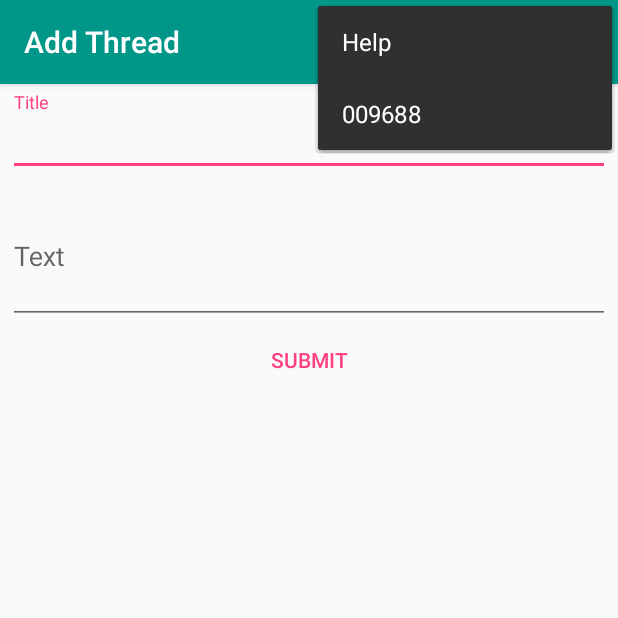
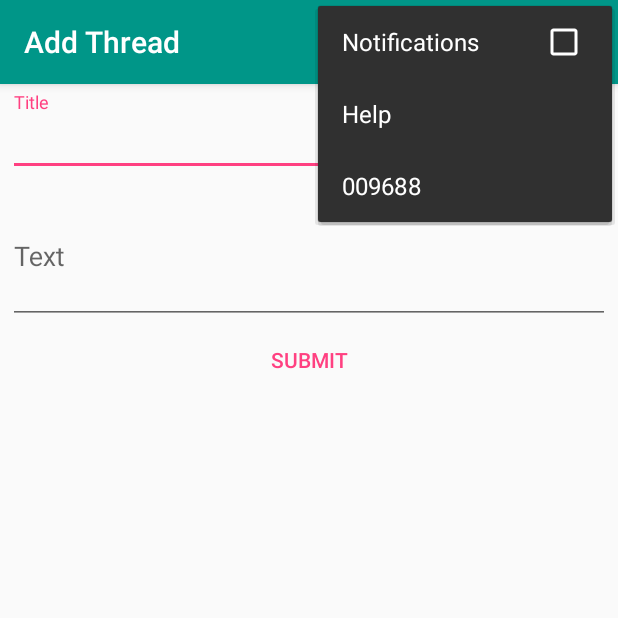
Before and after one commit to SarahAlroe/OctoPub-Android, an Android app: the ThreadAddActivity screen opened directly, with no data from a screen before it, with the options menu open, on a phone screen of 412 x 824 dp, the top half of it. Run offline under Robolectric (Android 15) with nearby library versions, the light colour scheme and no system bars; network calls fail; 2 statements that could not run were skipped.

Commit message:
Added notifications for new messages and threads.

```diff
--- a/app/src/main/java/dk/alroe/apps/octopub/BaseActivity.java
+++ b/app/src/main/java/dk/alroe/apps/octopub/BaseActivity.java
@@ -1,8 +1,13 @@
 package dk.alroe.apps.octopub;
 
 import android.app.ActivityManager;
+import android.app.AlarmManager;
+import android.app.PendingIntent;
+import android.content.ComponentName;
+import android.content.Context;
 import android.content.Intent;
 import android.content.SharedPreferences;
+import android.content.pm.PackageManager;
 import android.graphics.Bitmap;
 import android.graphics.BitmapFactory;
 import android.graphics.Color;
@@ -10,6 +15,7 @@ import android.os.AsyncTask;
 import android.os.Build;
 import android.os.Bundle;
 import android.os.PersistableBundle;
+import android.os.SystemClock;
 import android.support.design.widget.CollapsingToolbarLayout;
 import android.support.v4.app.NavUtils;
 import android.support.v7.app.AppCompatActivity;
@@ -17,6 +23,7 @@ import android.support.v7.widget.Toolbar;
 import android.view.Menu;
 import android.view.MenuInflater;
 import android.view.MenuItem;
+import android.widget.Toast;
 
 import java.io.IOException;
 
@@ -31,6 +38,7 @@ public abstract class BaseActivity extends AppCompatActivity {
     public static final int DARK = 1;
     public static final int BRIGHT = 2;
     public CollapsingToolbarLayout collapsingToolbar;
+    private PendingIntent pendingIntent;
     public Toolbar toolbar;
     private Menu menu;
 
@@ -43,7 +51,17 @@ public abstract class BaseActivity extends AppCompatActivity {
         }
 
         menu.findItem(R.id.view_id).setTitle(getID().getId());
+        menu.findItem(R.id.action_message_alarm).setChecked(getIsMessageAlarmEnabled());
+        //Initialize alarm stuff
+        //TODO move this to a more appropriate place.
+        Intent alarmIntent = new Intent(BaseActivity.this, AlarmReceiver.class);
+        pendingIntent = PendingIntent.getBroadcast(BaseActivity.this, 0, alarmIntent, 0);
+
         return true;
+    }
+    public boolean getIsMessageAlarmEnabled(){
+        SharedPreferences userData = getSharedPreferences("userData", 0);
+        return userData.getBoolean("messageAlarm", false);
     }
 
     private void setUIColor(int color) {
@@ -55,7 +73,7 @@ public abstract class BaseActivity extends AppCompatActivity {
                 collapsingToolbar.setExpandedTitleColor(Color.BLACK);
                 collapsingToolbar.setCollapsedTitleTextColor(Color.BLACK);
                 collapsingToolbar.setExpandedTitleTextAppearance(R.style.AppBarDark);
-            }else {
+            } else {
                 toolbar.setTitleTextColor(Color.BLACK);
             }
             //toolbar.setNavigationIcon(R.drawable.ic_arrow_back_black_24dp);
@@ -67,7 +85,7 @@ public abstract class BaseActivity extends AppCompatActivity {
             if (collapsingToolbar != null) {
                 collapsingToolbar.setExpandedTitleColor(Color.WHITE);
                 collapsingToolbar.setCollapsedTitleTextColor(Color.WHITE);
-            }else {
+            } else {
                 toolbar.setTitleTextColor(Color.WHITE);
             }
             //toolbar.setNavigationIcon(R.drawable.ic_arrow_back_white_24dp);
@@ -79,6 +97,23 @@ public abstract class BaseActivity extends AppCompatActivity {
     @Override
     public void onCreate(Bundle savedInstanceState, PersistableBundle persistentState) {
         super.onCreate(savedInstanceState, persistentState);
+    }
+
+    @Override
+    protected void onResume() {
+        super.onResume();
+        SharedPreferences.Editor editor = getSharedPreferences("userData",0).edit();
+        editor.putBoolean("isOpen",true);
+        editor.apply();
+    }
+
+    @Override
+    protected void onPause() {
+        super.onPause();
+        SharedPreferences.Editor editor = getSharedPreferences("userData",0).edit();
+        editor.putBoolean("isOpen",false);
+        editor.putBoolean("wasLastOpen",true);
+        editor.apply();
     }
 
     void goToHelp() {
@@ -111,8 +146,8 @@ public abstract class BaseActivity extends AppCompatActivity {
         //getSupportActionBar().setBackgroundDrawable(new ColorDrawable(bgColor));
         //collapsingToolbar.setContentScrimColor(bgColor);
         if (collapsingToolbar != null) {
-        collapsingToolbar.setBackgroundColor(bgColor);
-        }else {
+            collapsingToolbar.setBackgroundColor(bgColor);
+        } else {
             toolbar.setBackgroundColor(bgColor);
         }
         if (menu != null) {
@@ -160,6 +195,14 @@ public abstract class BaseActivity extends AppCompatActivity {
             case R.id.action_refresh_id:
                 new requestID().execute();
                 return true;
+            case R.id.action_message_alarm:
+                item.setChecked(!item.isChecked());
+                if (item.isChecked()) {
+                    startMessageAlarm();
+                } else {
+                    stopMessageAlarm();
+                }
+                return true;
             default:
                 // If we got here, the user's action was not recognized.
                 // Invoke the superclass to handle it.
@@ -184,4 +227,30 @@ public abstract class BaseActivity extends AppCompatActivity {
             updateID(id);
         }
     }
+
+    public void startMessageAlarm() {
+        //Start alarm
+        AlarmManager manager = (AlarmManager) getSystemService(Context.ALARM_SERVICE);
+        manager.setInexactRepeating(AlarmManager.ELAPSED_REALTIME,
+                SystemClock.elapsedRealtime()+AlarmManager.INTERVAL_FIFTEEN_MINUTES,
+                AlarmManager.INTERVAL_FIFTEEN_MINUTES, pendingIntent);
+
+        //Enable alarm on boot
+        SharedPreferences userData = getSharedPreferences("userData", 0);
+        SharedPreferences.Editor editor = userData.edit();
+        editor.putBoolean("messageAlarm", true);
+        editor.apply();
+    }
+
+    public void stopMessageAlarm() {
+        //Stop alarm
+        AlarmManager manager = (AlarmManager) getSystemService(Context.ALARM_SERVICE);
+        manager.cancel(pendingIntent);
+
+        //Disable alarm on boot
+        SharedPreferences userData = getSharedPreferences("userData", 0);
+        SharedPreferences.Editor editor = userData.edit();
+        editor.putBoolean("messageAlarm", false);
+        editor.apply();
+    }
 }
--- a/app/src/main/java/dk/alroe/apps/octopub/MainActivity.java
+++ b/app/src/main/java/dk/alroe/apps/octopub/MainActivity.java
@@ -1,5 +1,6 @@
 package dk.alroe.apps.octopub;
 
+import android.content.SharedPreferences;
 import android.os.AsyncTask;
 import android.os.Bundle;
 import android.support.design.widget.CollapsingToolbarLayout;
@@ -76,6 +77,9 @@ public class MainActivity extends BaseActivity {
         protected void onProgressUpdate(Thread... thread) {
             threads.add(thread[0]);
             mAdapter.notifyDataSetChanged();
+            SharedPreferences.Editor editor = getSharedPreferences("threadAlarmLength", 0).edit();
+            editor.putInt(thread[0].getId(),thread[0].getLength());
+            editor.apply();
         }
 
         @Override
--- /dev/null
+++ b/app/src/main/res/drawable/ic_notifications_none_black_24dp.xml
@@ -0,0 +1,9 @@
+<vector xmlns:android="http://schemas.android.com/apk/res/android"
+        android:width="24dp"
+        android:height="24dp"
+        android:viewportWidth="24.0"
+        android:viewportHeight="24.0">
+    <path
+        android:fillColor="#FF000000"
+        android:pathData="M12,22c1.1,0 2,-0.9 2,-2h-4c0,1.1 0.9,2 2,2zM18,16v-5c0,-3.07 -1.63,-5.64 -4.5,-6.32L13.5,4c0,-0.83 -0.67,-1.5 -1.5,-1.5s-1.5,0.67 -1.5,1.5v0.68C7.64,5.36 6,7.92 6,11v5l-2,2v1h16v-1l-2,-2zM16,17L8,17v-6c0,-2.48 1.51,-4.5 4,-4.5s4,2.02 4,4.5v6z"/>
+</vector>
--- /dev/null
+++ b/app/src/main/res/drawable/ic_notifications_none_white_24dp.xml
@@ -0,0 +1,9 @@
+<vector xmlns:android="http://schemas.android.com/apk/res/android"
+        android:width="24dp"
+        android:height="24dp"
+        android:viewportWidth="24.0"
+        android:viewportHeight="24.0">
+    <path
+        android:fillColor="#FFFFFFFF"
+        android:pathData="M12,22c1.1,0 2,-0.9 2,-2h-4c0,1.1 0.9,2 2,2zM18,16v-5c0,-3.07 -1.63,-5.64 -4.5,-6.32L13.5,4c0,-0.83 -0.67,-1.5 -1.5,-1.5s-1.5,0.67 -1.5,1.5v0.68C7.64,5.36 6,7.92 6,11v5l-2,2v1h16v-1l-2,-2zM16,17L8,17v-6c0,-2.48 1.51,-4.5 4,-4.5s4,2.02 4,4.5v6z"/>
+</vector>
--- a/app/src/main/res/menu/default_menu_black.xml
+++ b/app/src/main/res/menu/default_menu_black.xml
@@ -13,6 +13,12 @@
         android:title="@string/action_refresh_id"
         app:showAsAction="ifRoom" />
     <item
+        android:id="@+id/action_message_alarm"
+        android:icon="@drawable/ic_notifications_none_black_24dp"
+        android:title="@string/action_message_alarm"
+        android:checkable="true"
+        />
+    <item
         android:id="@+id/action_help"
         android:icon="@drawable/ic_help_black_24dp"
         android:title="@string/action_help"
--- a/app/src/main/res/menu/default_menu_white.xml
+++ b/app/src/main/res/menu/default_menu_white.xml
@@ -13,6 +13,12 @@
         android:title="@string/action_refresh_id"
         app:showAsAction="ifRoom" />
     <item
+        android:id="@+id/action_message_alarm"
+        android:icon="@drawable/ic_notifications_none_white_24dp"
+        android:title="@string/action_message_alarm"
+        android:checkable="true"
+        />
+    <item
         android:id="@+id/action_help"
         android:icon="@drawable/ic_help_white_24dp"
         android:title="@string/action_help"
--- a/app/src/main/res/values/strings.xml
+++ b/app/src/main/res/values/strings.xml
@@ -16,4 +16,5 @@
     <string name="title_add_message">New Message</string>
     <string name="thread_length_prefix">"Replies: "</string>
     <string name="thread_length_new">" New!"</string>
+    <string name="action_message_alarm">Notifications</string>
 </resources>
```
Also changed, not shown: app/src/main/AndroidManifest.xml (+9 -0 lines), app/src/main/java/dk/alroe/apps/octopub/AlarmReceiver.java (added, +127 -0 lines), app/src/main/java/dk/alroe/apps/octopub/BootReciever.java (added, +31 -0 lines), app/src/main/res/drawable/ic_notifications_active_black_24dp.xml (added, +9 -0 lines), app/src/main/res/drawable/ic_notifications_active_white_24dp.xml (added, +9 -0 lines), 1 other file.
